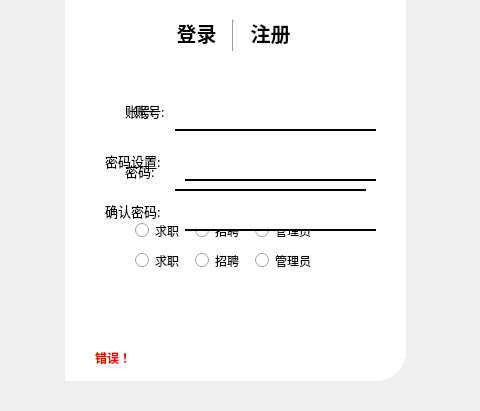
python-team-9/final_work, file Logup/loading.ui: the form before one commit; both pictures show x 315 to 795 and y 140 to 551 of the 993 by 713 pixel window.
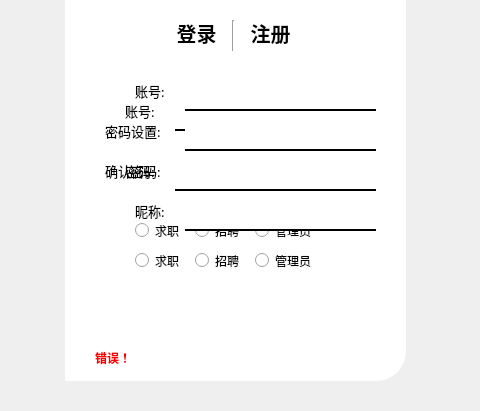
The form after the commit. Icons and pictures are not drawn.

Commit message: 登录界面修改

What changed in the file:
```diff
--- a/Logup/loading.ui
+++ b/Logup/loading.ui
@@ -335,7 +335,7 @@
     <property name="geometry">
      <rect>
       <x>410</x>
-      <y>210</y>
+      <y>200</y>
       <width>291</width>
       <height>281</height>
      </rect>
@@ -344,7 +344,7 @@
      <property name="geometry">
       <rect>
        <x>120</x>
-       <y>220</y>
+       <y>230</y>
        <width>101</width>
        <height>41</height>
       </rect>
@@ -377,7 +377,7 @@
      <property name="geometry">
       <rect>
        <x>10</x>
-       <y>70</y>
+       <y>50</y>
        <width>81</width>
        <height>41</height>
       </rect>
@@ -396,7 +396,7 @@
      <property name="geometry">
       <rect>
        <x>160</x>
-       <y>180</y>
+       <y>190</y>
        <width>71</width>
        <height>21</height>
       </rect>
@@ -409,7 +409,7 @@
      <property name="geometry">
       <rect>
        <x>40</x>
-       <y>180</y>
+       <y>190</y>
        <width>71</width>
        <height>21</height>
       </rect>
@@ -422,7 +422,7 @@
      <property name="geometry">
       <rect>
        <x>90</x>
-       <y>80</y>
+       <y>60</y>
        <width>191</width>
        <height>31</height>
       </rect>
@@ -440,7 +440,7 @@
      <property name="geometry">
       <rect>
        <x>40</x>
-       <y>20</y>
+       <y>10</y>
        <width>41</width>
        <height>41</height>
       </rect>
@@ -459,7 +459,7 @@
      <property name="geometry">
       <rect>
        <x>90</x>
-       <y>30</y>
+       <y>20</y>
        <width>191</width>
        <height>31</height>
       </rect>
@@ -474,7 +474,7 @@
      <property name="geometry">
       <rect>
        <x>90</x>
-       <y>130</y>
+       <y>100</y>
        <width>191</width>
        <height>31</height>
       </rect>
@@ -492,7 +492,7 @@
      <property name="geometry">
       <rect>
        <x>10</x>
-       <y>120</y>
+       <y>90</y>
        <width>81</width>
        <height>41</height>
       </rect>
@@ -511,7 +511,7 @@
      <property name="geometry">
       <rect>
        <x>100</x>
-       <y>180</y>
+       <y>190</y>
        <width>71</width>
        <height>21</height>
       </rect>
@@ -520,6 +520,40 @@
       <string>招聘</string>
      </property>
     </widget>
+    <widget class="QLabel" name="label_9">
+     <property name="geometry">
+      <rect>
+       <x>40</x>
+       <y>130</y>
+       <width>41</width>
+       <height>41</height>
+      </rect>
+     </property>
+     <property name="font">
+      <font>
+       <family>幼圆</family>
+       <pointsize>10</pointsize>
+      </font>
+     </property>
+     <property name="text">
+      <string>昵称:</string>
+     </property>
+    </widget>
+    <widget class="QLineEdit" name="lineEdit_6">
+     <property name="geometry">
+      <rect>
+       <x>90</x>
+       <y>140</y>
+       <width>191</width>
+       <height>31</height>
+      </rect>
+     </property>
+     <property name="styleSheet">
+      <string notr="true">border:none;
+border-bottom:2px solid #000;
+</string>
+     </property>
+    </widget>
    </widget>
    <widget class="QLabel" name="label_3">
     <property name="geometry">
```
The commit also changes 3 other files.
